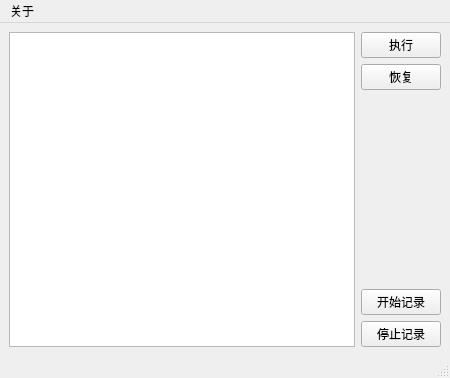
Before: the Qt Designer form engineering/mainWindow.ui in zhihao2020/INPUT_LISTENER, drawn with Qt 5.
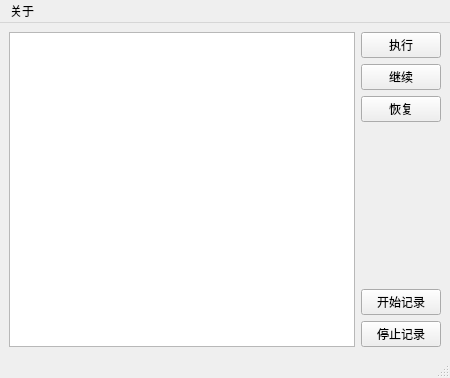
After: the same form once the commit is applied.

What changed in the file:
```diff
--- a/engineering/mainWindow.ui
+++ b/engineering/mainWindow.ui
@@ -38,6 +38,13 @@
         <item>
          <widget class="QPushButton" name="pushButton_4">
           <property name="text">
+           <string>继续</string>
+          </property>
+         </widget>
+        </item>
+        <item>
+         <widget class="QPushButton" name="recover">
+          <property name="text">
            <string>恢复</string>
           </property>
          </widget>
```
Left out of the diff: 11 changed lines with no effect on the pictures.
